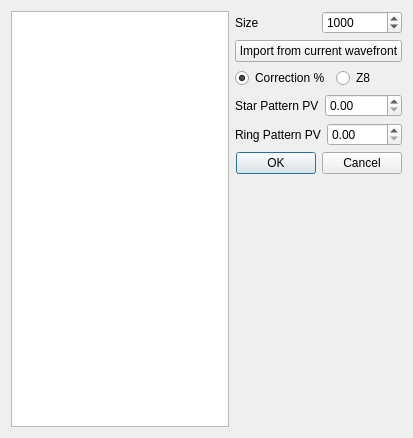
githubdoe/DFTFringe, file simigramdlg.ui: the form before one commit.
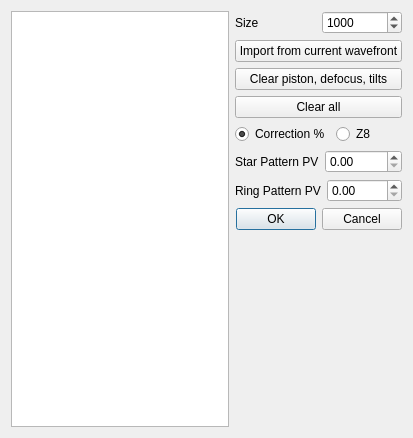
The form after the commit.

What changed in the file:
```diff
--- a/simigramdlg.ui
+++ b/simigramdlg.ui
@@ -59,6 +59,20 @@
        </property>
       </widget>
      </item>
+     <item>
+      <widget class="QPushButton" name="clearPiston">
+       <property name="text">
+        <string>Clear piston, defocus, tilts</string>
+       </property>
+      </widget>
+     </item>
+     <item>
+      <widget class="QPushButton" name="clearAll">
+       <property name="text">
+        <string>Clear all</string>
+       </property>
+      </widget>
+     </item>
      <item>
       <layout class="QHBoxLayout" name="horizontalLayout">
        <item>
```
